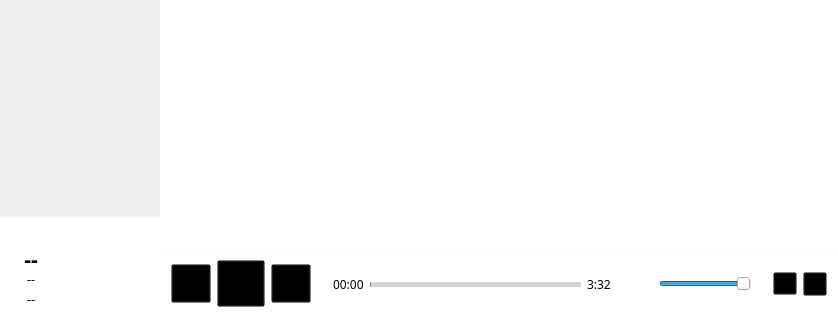
First picture: the form in mainwindow.ui, repository CuarzoSoftware/CuarzoPlayer, before the edit; both pictures show x 90 to 928 and y 277 to 597 of the 928 by 597 pixel window.
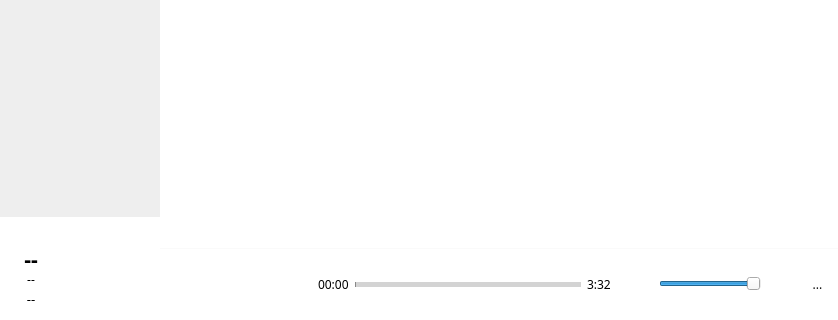
Second picture: the form after the edit. Icons and pictures are not drawn.

Diff of the .ui file:
```diff
--- a/mainwindow.ui
+++ b/mainwindow.ui
@@ -866,7 +866,8 @@
             </property>
             <property name="styleSheet">
              <string notr="true">QToolButton{
-	background:transparent;
+	background:#FFF;
+	border:none;
 }</string>
             </property>
             <layout class="QHBoxLayout" name="horizontalLayout">
@@ -913,6 +914,9 @@
                 </item>
                 <item>
                  <widget class="QToolButton" name="playButton">
+                  <property name="autoFillBackground">
+                   <bool>false</bool>
+                  </property>
                   <property name="text">
                    <string/>
                   </property>
```
Left out of the diff: 2 changed lines with no effect on the pictures.
